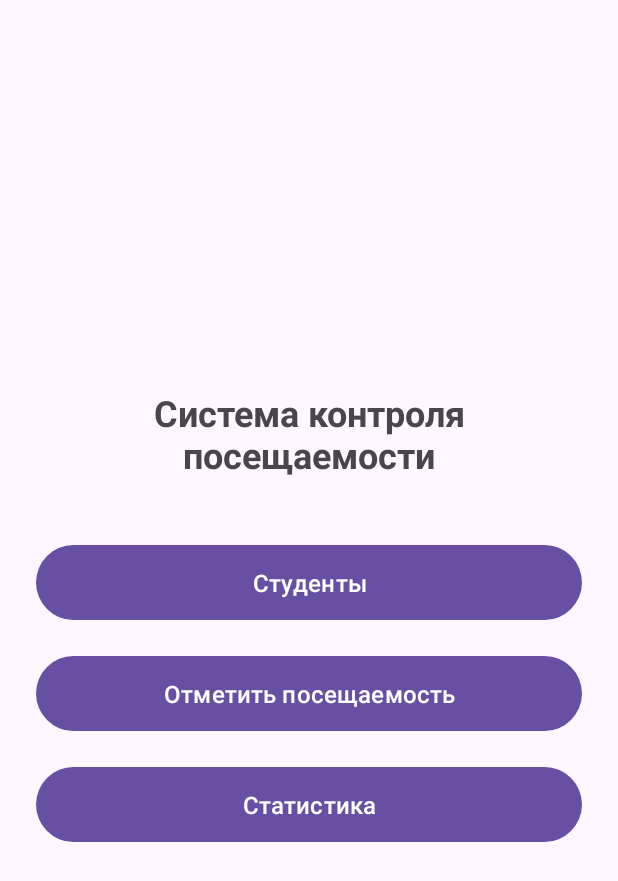
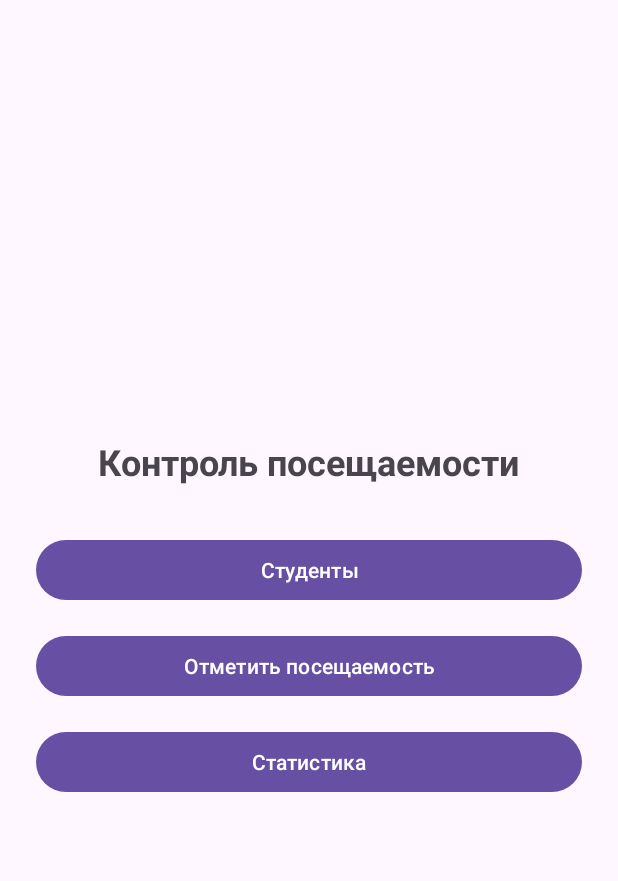
Before and after one commit to AvanMin/AttendanceControl, an Android app: the layout activity_main.xml on its own in the app's theme, with its tools: preview values and no code run, on a phone screen of 412 x 824 dp. Shown: the top 881 px of the screen. Run offline under Robolectric (Android 15) with nearby library versions, the phone set to English and light mode, and no system bars.

Commit message:
Исправление спринта 1 lead

```diff
--- a/app/src/main/AndroidManifest.xml
+++ b/app/src/main/AndroidManifest.xml
@@ -22,15 +22,15 @@
             </intent-filter>
         </activity>
         <activity
-            android:name="ui.StudentsActivity"
+            android:name=".ui.StudentsActivity"
             android:exported="false"
             android:windowSoftInputMode="adjustResize" />
         <activity
-            android:name="ui.AttendanceActivity"
+            android:name=".ui.AttendanceActivity"
             android:exported="false"
             android:windowSoftInputMode="adjustResize" />
         <activity
-            android:name="ui.StatisticsActivity"
+            android:name=".ui.StatisticsActivity"
             android:exported="false"
             android:windowSoftInputMode="adjustResize" />
     </application>
--- a/app/src/main/java/ui/AttendanceActivity.kt
+++ b/app/src/main/java/com/college/attendance/ui/AttendanceActivity.kt
@@ -1,4 +1,4 @@
-package ui
+package com.college.attendance.ui
 
 import android.os.Bundle
 import androidx.activity.enableEdgeToEdge
--- a/app/src/main/java/ui/StatisticsActivity.kt
+++ b/app/src/main/java/com/college/attendance/ui/StatisticsActivity.kt
@@ -1,4 +1,4 @@
-package ui
+package com.college.attendance.ui
 
 import android.os.Bundle
 import androidx.activity.enableEdgeToEdge
--- a/app/src/main/java/ui/StudentsActivity.kt
+++ b/app/src/main/java/com/college/attendance/ui/StudentsActivity.kt
@@ -1,4 +1,4 @@
-package ui
+package com.college.attendance.ui
 
 import android.os.Bundle
 import androidx.activity.enableEdgeToEdge
--- a/app/src/main/res/layout/activity_main.xml
+++ b/app/src/main/res/layout/activity_main.xml
@@ -1,47 +1,38 @@
 <?xml version="1.0" encoding="utf-8"?>
 <LinearLayout xmlns:android="http://schemas.android.com/apk/res/android"
-    xmlns:tools="http://schemas.android.com/tools"
     android:layout_width="match_parent"
     android:layout_height="match_parent"
+    android:orientation="vertical"
     android:gravity="center"
-    android:orientation="vertical"
-    android:padding="24dp"
-    tools:context=".MainActivity">
+    android:padding="24dp">
 
     <TextView
-        android:id="@+id/tvAppTitle"
+        android:id="@+id/tvTitle"
         android:layout_width="wrap_content"
         android:layout_height="wrap_content"
-        android:layout_marginBottom="40dp"
-        android:gravity="center"
-        android:text="Система контроля посещаемости"
+        android:text="Контроль посещаемости"
         android:textSize="24sp"
-        android:textStyle="bold" />
+        android:textStyle="bold"
+        android:layout_marginBottom="32dp" />
 
     <Button
         android:id="@+id/btnStudents"
         android:layout_width="match_parent"
         android:layout_height="wrap_content"
-        android:layout_marginBottom="16dp"
-        android:padding="14dp"
         android:text="Студенты"
-        android:textSize="16sp" />
+        android:layout_marginBottom="16dp" />
 
     <Button
         android:id="@+id/btnAttendance"
         android:layout_width="match_parent"
         android:layout_height="wrap_content"
-        android:layout_marginBottom="16dp"
-        android:padding="14dp"
         android:text="Отметить посещаемость"
-        android:textSize="16sp" />
+        android:layout_marginBottom="16dp" />
 
     <Button
         android:id="@+id/btnStatistics"
         android:layout_width="match_parent"
         android:layout_height="wrap_content"
-        android:padding="14dp"
-        android:text="Статистика"
-        android:textSize="16sp" />
+        android:text="Статистика" />
 
 </LinearLayout>
```
Also changed, not shown: app/src/main/java/com/college/attendance/MainActivity.kt (+4 -4 lines).
